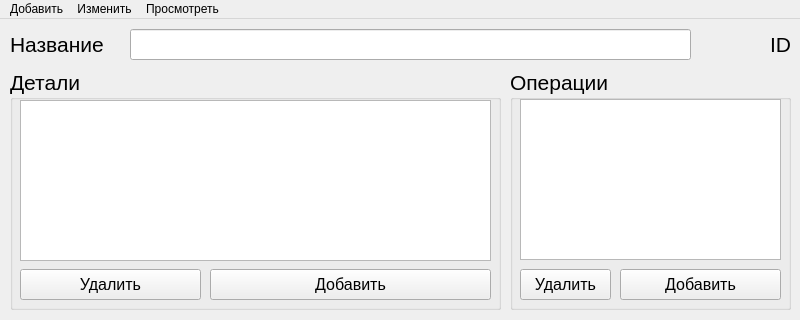
Above: ui/main.ui from adariax/Automation-of-price-calculation before the change; both pictures show x 0 to 800 and y 0 to 320 of the 800 by 600 pixel window. Below: the same form after it.
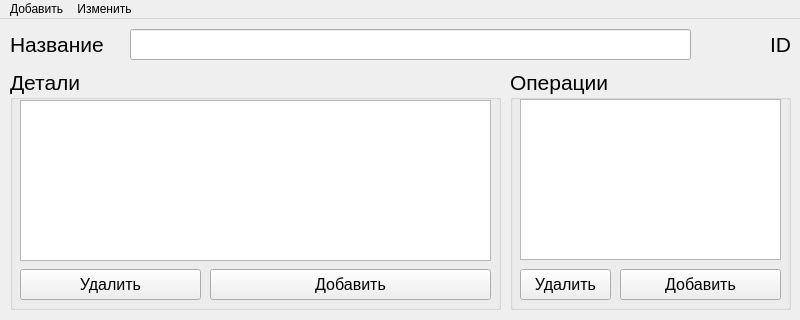
That is the form after the change.

Commit message: gui changing\{parts, products}

Diff of the .ui file:
```diff
--- a/ui/main.ui
+++ b/ui/main.ui
@@ -469,21 +469,10 @@
     <addaction name="part_c"/>
     <addaction name="separator"/>
     <addaction name="product_c"/>
-   </widget>
-   <widget class="QMenu" name="see">
-    <property name="title">
-     <string>Просмотреть</string>
-    </property>
-    <addaction name="materials"/>
-    <addaction name="workers"/>
-    <addaction name="machines"/>
-    <addaction name="operations"/>
-    <addaction name="additionals"/>
     <addaction name="separator"/>
    </widget>
    <addaction name="add"/>
    <addaction name="chng"/>
-   <addaction name="see"/>
   </widget>
   <action name="material_a">
    <property name="checkable">
```
Left out of the diff: 45 changed lines with no effect on the pictures. The commit also changes 7 other files.
